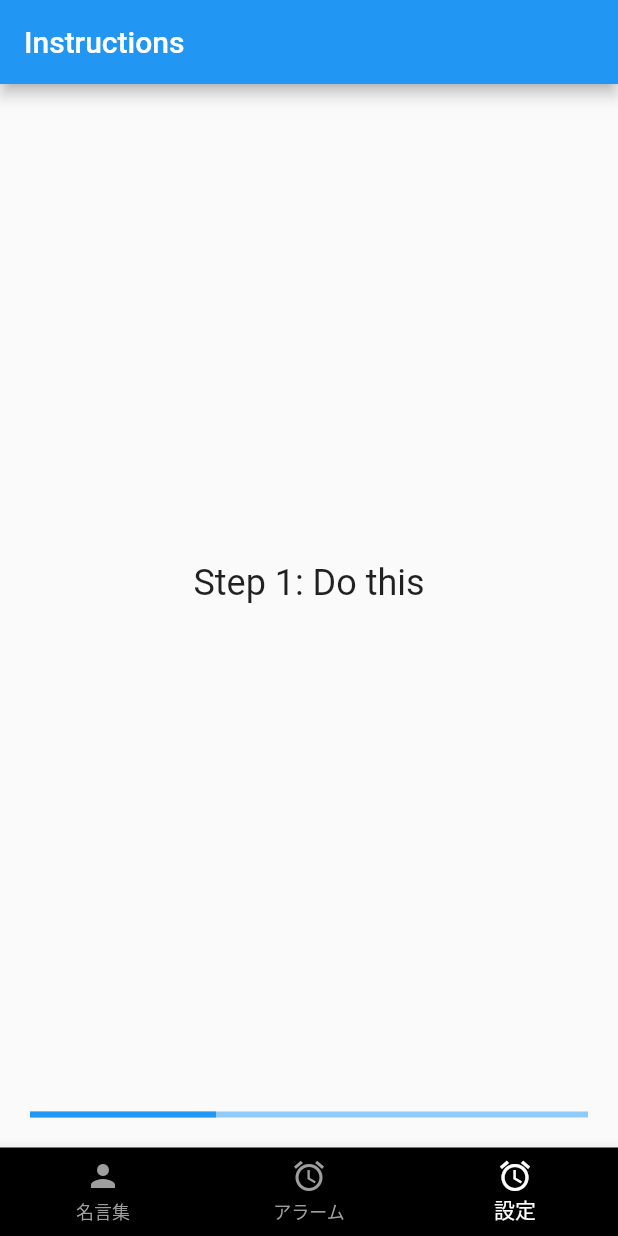
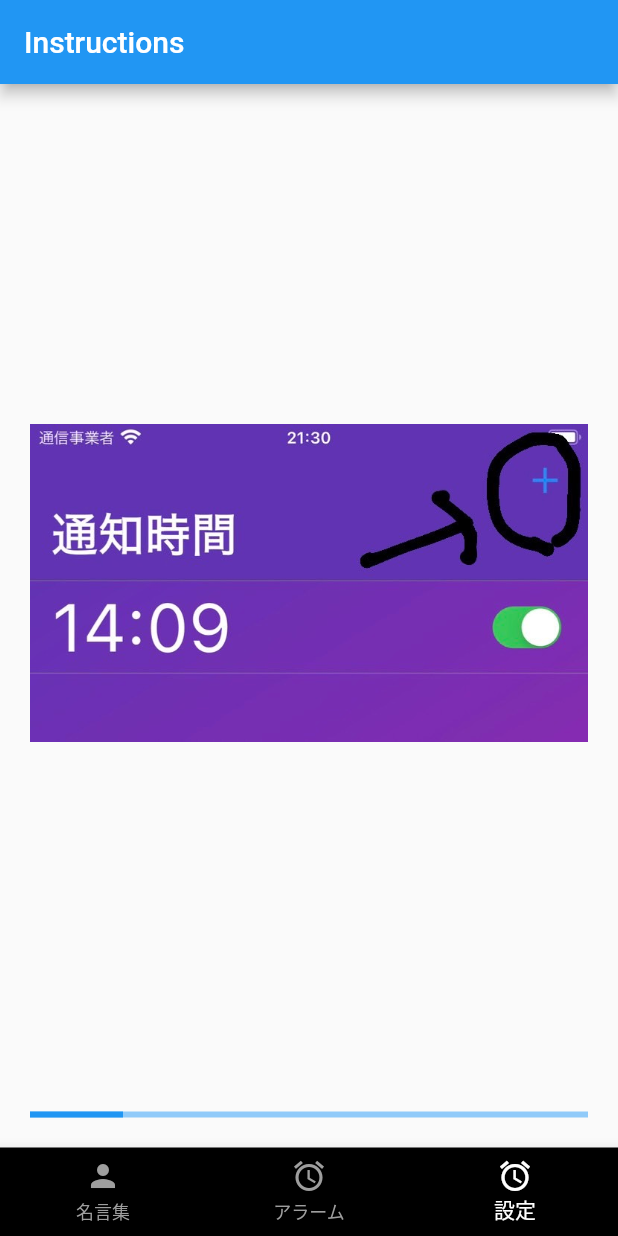
Before and after one commit to hashimo000/famous_quote_app, a Flutter app: the screen it shows after launch, item 3 of the bottom bar chosen, on a phone screen of 412 x 824 dp. Run offline on Flutter 3.47's test engine with Material 2 defaults, Android fonts, the phone set to English and light mode, and no system bars; our stand-ins replace flutter_local_notifications, flutter_riverpod, flutter_slidable, sqflite, timezone; accounts and stored records are empty.

Commit message:
photo add

```diff
--- a/lib/pages/useagle_page.dart
+++ b/lib/pages/useagle_page.dart
@@ -20,14 +20,25 @@ class InstructionPage extends StatefulWidget {
 }
 
 class _InstructionPageState extends State<InstructionPage> {
-  int currentPage = 0;
-  final List<String> instructions = [
-    'Step 1: Do this',
-    'Step 2: Do that',
-    'Step 3: Do something else',
-    // Add as many steps as you need
-  ];
+   int currentPage = 0;
+final Widget page1 = Image.asset('assets/images/S__98926597.jpg');
+final Widget page2 = Image.asset('assets/images/insort.jpg');
+final Widget page3 = Image.asset('assets/images/select time.jpg');
+final Widget page4 = Image.asset('assets/images/savebotton.jpg');
+final Widget page5 = Image.asset('assets/images/add time.jpg');
+final Widget page6 = Image.asset('assets/images/quote page.jpg');
+  late final List<Widget> instructions;
 
+  _InstructionPageState() {
+    instructions = [
+      page1,
+      page2,
+      page3,
+      page4,
+      page5,
+      page6,
+    ];
+  }
   @override
   Widget build(BuildContext context) {
     return Scaffold(
@@ -50,11 +61,10 @@ class _InstructionPageState extends State<InstructionPage> {
                   child: Column(
                     mainAxisAlignment: MainAxisAlignment.center,
                     children: [
-                      Text(
+
                         instructions[index],
-                        style: TextStyle(fontSize: 24),
-                        textAlign: TextAlign.center,
-                      ),
+
+
                       // You might want to add images/icons here
                     ],
                   ),
```
Also changed, not shown: assets/images/S__98926597.jpg (added), assets/images/add time.jpg (added), assets/images/insort.jpg (added), assets/images/quote page.jpg (added), assets/images/savebotton.jpg (added), assets/images/select time.jpg (added).
